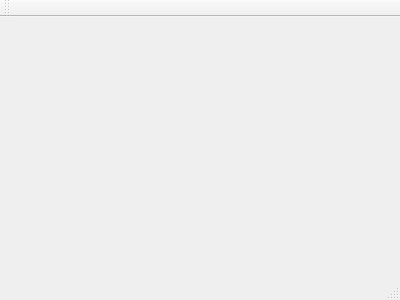
Above: OmegaSquaddApplication/mainwindow.ui from paulina7m/COMP3004OmegaSquad before the change. Below: the same form after it.
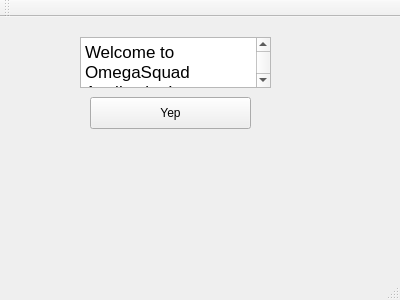
That is the form after the change.

Commit message: Yep button

```diff
--- a/OmegaSquaddApplication/mainwindow.ui
+++ b/OmegaSquaddApplication/mainwindow.ui
@@ -12,13 +12,59 @@
   <property name="windowTitle" >
    <string>MainWindow</string>
   </property>
-  <widget class="QMenuBar" name="menuBar" />
-  <widget class="QToolBar" name="mainToolBar" />
-  <widget class="QWidget" name="centralWidget" />
-  <widget class="QStatusBar" name="statusBar" />
+  <widget class="QWidget" name="centralWidget">
+   <widget class="QPushButton" name="pushButton">
+    <property name="geometry">
+     <rect>
+      <x>90</x>
+      <y>80</y>
+      <width>161</width>
+      <height>32</height>
+     </rect>
+    </property>
+    <property name="text">
+     <string>Yep</string>
+    </property>
+   </widget>
+   <widget class="QTextEdit" name="textEdit">
+    <property name="geometry">
+     <rect>
+      <x>80</x>
+      <y>20</y>
+      <width>191</width>
+      <height>51</height>
+     </rect>
+    </property>
+    <property name="html">
+     <string>&lt;!DOCTYPE HTML PUBLIC &quot;-//W3C//DTD HTML 4.0//EN&quot; &quot;http://www.w3.org/TR/REC-html40/strict.dtd&quot;&gt;
+&lt;html&gt;&lt;head&gt;&lt;meta name=&quot;qrichtext&quot; content=&quot;1&quot; /&gt;&lt;style type=&quot;text/css&quot;&gt;
+p, li { white-space: pre-wrap; }
+&lt;/style&gt;&lt;/head&gt;&lt;body style=&quot; font-family:'Lucida Grande'; font-size:13pt; font-weight:400; font-style:normal;&quot;&gt;
+&lt;p style=&quot; margin-top:0px; margin-bottom:0px; margin-left:0px; margin-right:0px; -qt-block-indent:0; text-indent:0px;&quot;&gt;Welcome to OmegaSquad Application!&lt;/p&gt;&lt;/body&gt;&lt;/html&gt;</string>
+    </property>
+   </widget>
+  </widget>
+  <widget class="QMenuBar" name="menuBar">
+   <property name="geometry">
+    <rect>
+     <x>0</x>
+     <y>0</y>
+     <width>400</width>
+     <height>22</height>
+    </rect>
+   </property>
+  </widget>
+  <widget class="QToolBar" name="mainToolBar">
+   <attribute name="toolBarArea">
+    <enum>TopToolBarArea</enum>
+   </attribute>
+   <attribute name="toolBarBreak">
+    <bool>false</bool>
+   </attribute>
+  </widget>
+  <widget class="QStatusBar" name="statusBar"/>
  </widget>
- <layoutDefault spacing="6" margin="11" />
- <pixmapfunction></pixmapfunction>
+ <layoutdefault spacing="6" margin="11"/>
  <resources/>
  <connections/>
 </ui>
```
Left out of the diff: 7 changed lines with no effect on the pictures.
